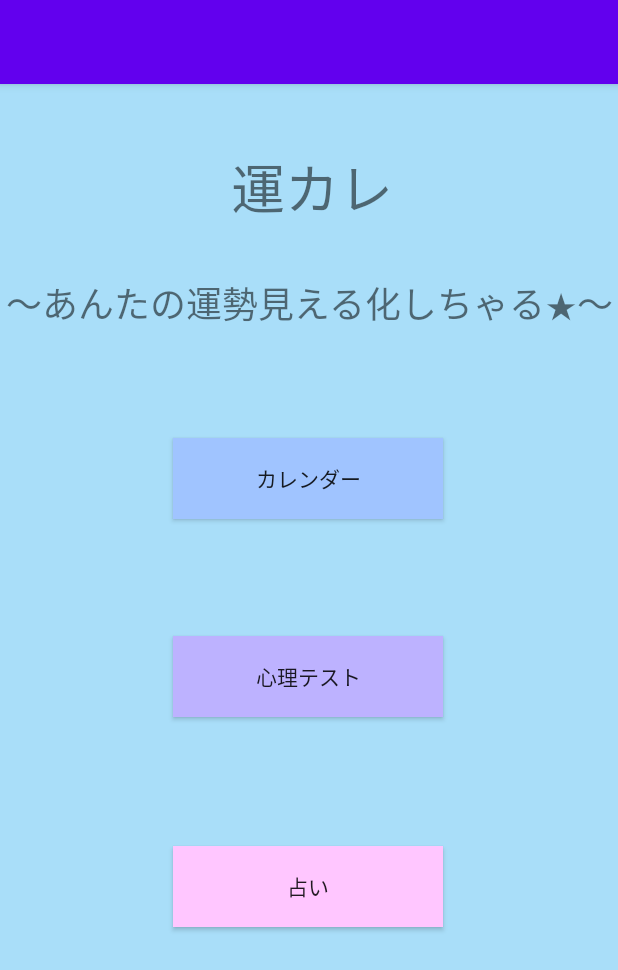
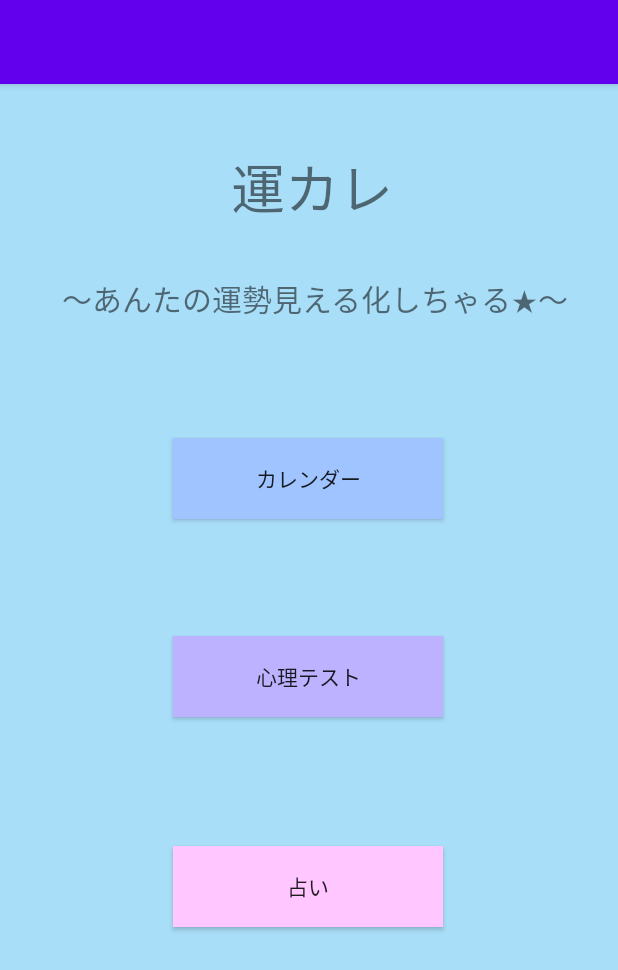
Before and after one commit to KUASE-AndroidDev2020/Project05, an Android app: the screen it shows after launch (MainActivity), on a phone screen of 412 x 824 dp. Shown: the top 970 px of the screen. Run offline under Robolectric (Android 15) with nearby library versions, the light colour scheme and no system bars.

Commit message:
Modify the layout of the home screen

```diff
--- a/app/src/main/res/layout/activity_main.xml
+++ b/app/src/main/res/layout/activity_main.xml
@@ -65,7 +65,7 @@
         android:layout_height="wrap_content"
         android:layout_marginTop="128dp"
         android:text="〜あんたの運勢見える化しちゃる★～"
-        android:textSize="24sp"
+        android:textSize="20dp"
         app:layout_constraintEnd_toEndOf="parent"
         app:layout_constraintHorizontal_bias="0.555"
         app:layout_constraintStart_toStartOf="parent"
```
